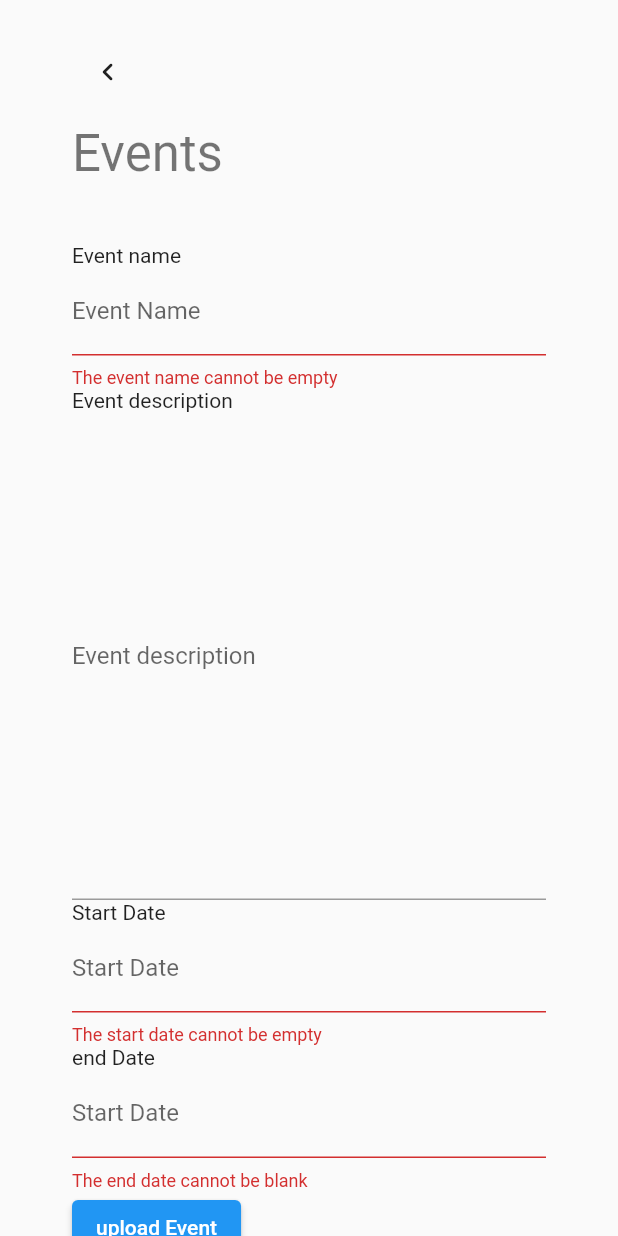
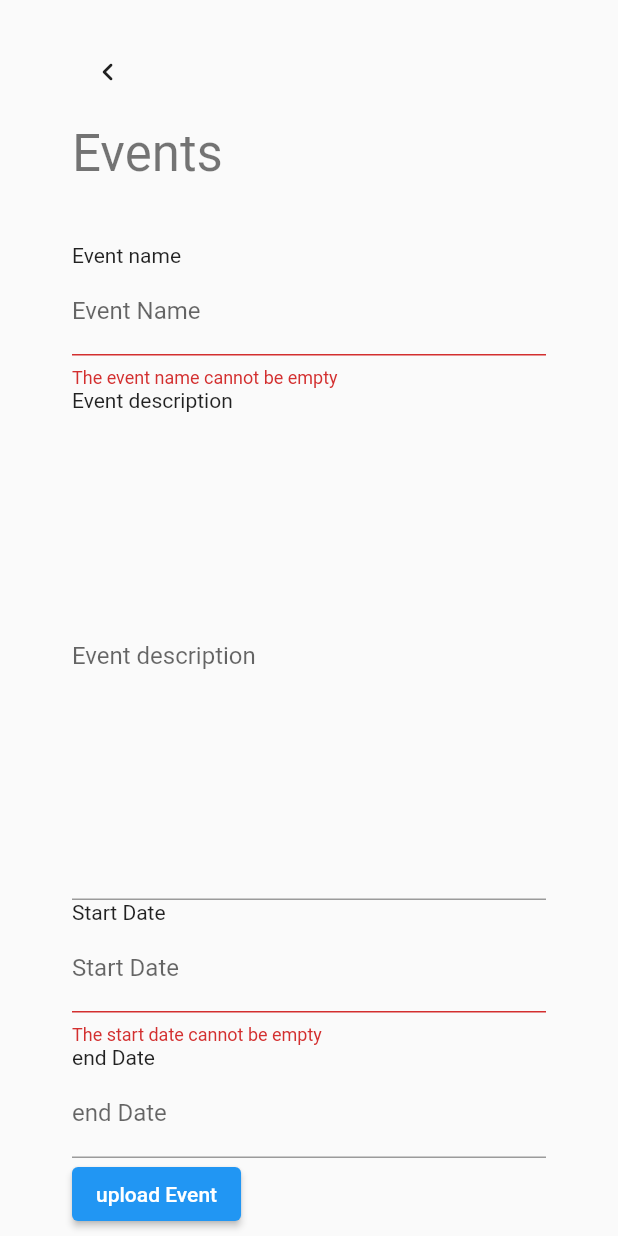
Before and after one commit to nuilewis/christabodeadmin, a Flutter app: the EventScreen screen opened by its route, scrolled down 44 dp, after a tap on "upload Event", on a phone screen of 412 x 824 dp. Run offline on Flutter 3.47's test engine with Material 2 defaults, Android fonts, the phone set to English and light mode, and no system bars; our stand-ins replace cloud_firestore, dartz, equatable, firebase_core, internet_connection_checker_plus; accounts and stored records are empty; statements that could not run were skipped.

Commit message:
Minor bug fixes and improvements

```diff
--- a/lib/screens/devotional/devotional_screen.dart
+++ b/lib/screens/devotional/devotional_screen.dart
@@ -180,7 +180,7 @@ class _DevotionalScreenState extends State<DevotionalScreen> {
                       onTap: () async {
                         startDate = await showDatePicker(
                             context: context,
-                            initialDate: DateTime.now(),
+                            initialDate: startDate ?? DateTime.now(),
                             firstDate: DateTime(2022),
                             lastDate: DateTime(2030));
 
@@ -208,7 +208,7 @@ class _DevotionalScreenState extends State<DevotionalScreen> {
                       onTap: () async {
                         endDate = await showDatePicker(
                             context: context,
-                            initialDate: DateTime.now(),
+                            initialDate: startDate ?? DateTime.now(),
                             firstDate: DateTime(2022),
                             lastDate: DateTime(2024));
 
--- a/lib/screens/events/events_screen.dart
+++ b/lib/screens/events/events_screen.dart
@@ -27,8 +27,8 @@ class _EventScreenState extends State<EventScreen> {
 
   final GlobalKey<FormState> _formKey = GlobalKey<FormState>();
 
-  DateTime? startDate = DateTime.now();
-  DateTime? endDate = DateTime.now();
+  DateTime? startDate;
+  DateTime? endDate;
   String year = DateTime.now().year.toString();
 
   @override
@@ -114,7 +114,7 @@ class _EventScreenState extends State<EventScreen> {
                       onTap: () async {
                         startDate = await showDatePicker(
                             context: context,
-                            initialDate: DateTime.now(),
+                            initialDate: startDate ?? DateTime.now(),
                             firstDate: DateTime(2022),
                             lastDate: DateTime(2030));
 
@@ -131,18 +131,18 @@ class _EventScreenState extends State<EventScreen> {
                       controller: endDateController,
                       keyboardType: TextInputType.datetime,
                       decoration: const InputDecoration(
-                          hintText: "Start Date", labelText: "Start Date"),
-                      validator: (value) {
-                        if (value!.isEmpty) {
-                          return "The end date cannot be blank";
-                        } else {
-                          return null;
-                        }
-                      },
+                          hintText: "end Date", labelText: "end Date"),
+                      // validator: (value) {
+                      //   if (value!.isEmpty) {
+                      //     return "The end date cannot be blank";
+                      //   } else {
+                      //     return null;
+                      //   }
+                      // },
                       onTap: () async {
                         endDate = await showDatePicker(
                             context: context,
-                            initialDate: DateTime.now(),
+                            initialDate: startDate ?? DateTime.now(),
                             firstDate: DateTime(2022),
                             lastDate: DateTime(2024));
 
@@ -160,7 +160,7 @@ class _EventScreenState extends State<EventScreen> {
                                 name: nameController.text,
                                 description: descriptionController.text,
                                 startDate: startDate!,
-                                endDate: endDate!);
+                                endDate: endDate);
 
                             await eventData.uploadEvent(event: eventToAdd);
 
--- a/lib/screens/prayer/prayer_screen.dart
+++ b/lib/screens/prayer/prayer_screen.dart
@@ -146,7 +146,7 @@ class _PrayerScreenState extends State<PrayerScreen> {
                       onTap: () async {
                         date = await showDatePicker(
                             context: context,
-                            initialDate: DateTime.now(),
+                            initialDate: date ?? DateTime.now(),
                             firstDate: DateTime(2022),
                             lastDate: DateTime(2024));
 
```
Also changed, not shown: pubspec.lock, 1 other file.
